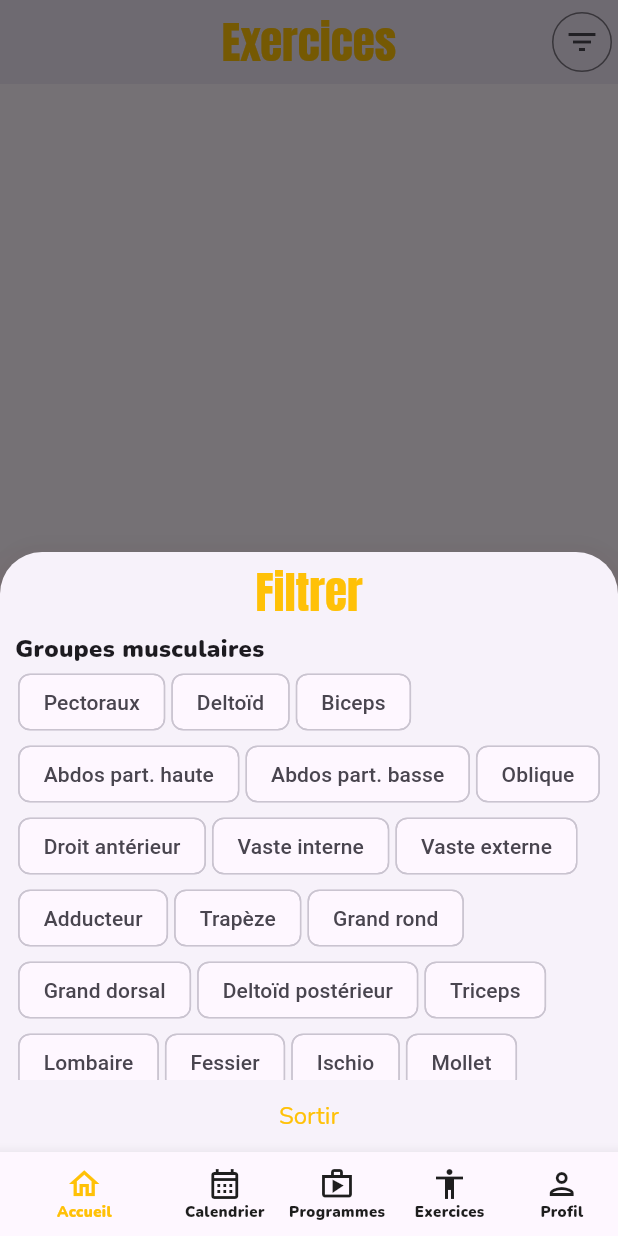
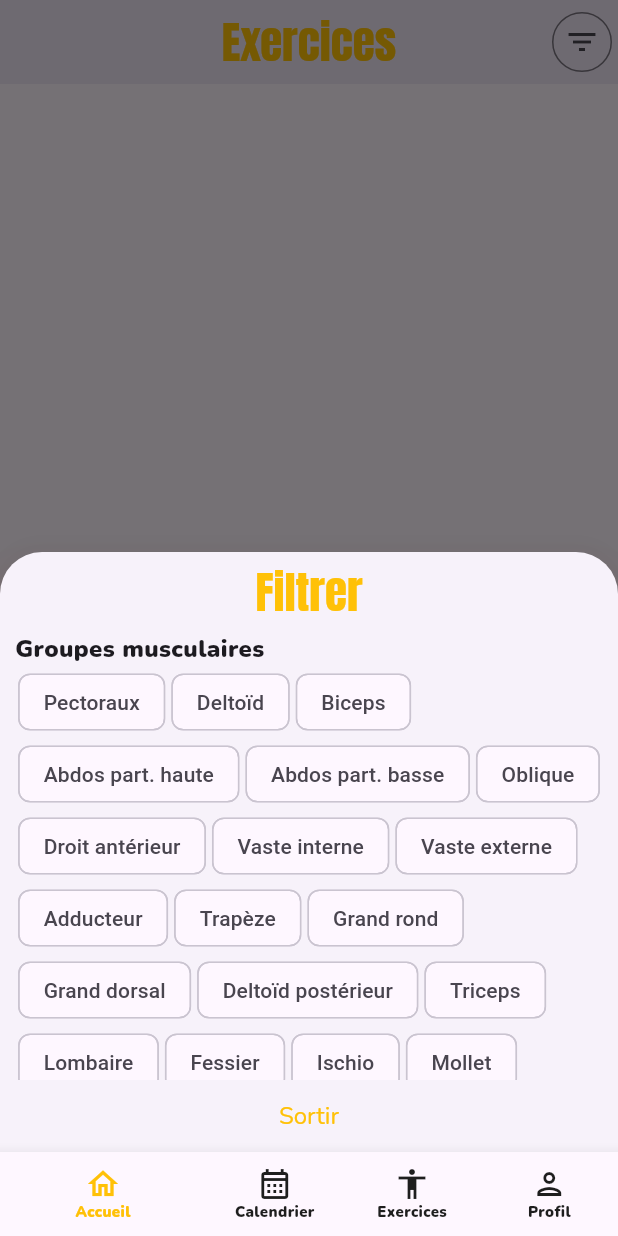
Before and after one commit to olivejp/fitness, a Flutter app: the ExercisePage screen opened by its route, after a tap on the "filter list" icon, on a phone screen of 412 x 824 dp. Run offline on Flutter 3.47's test engine with Material 2 defaults, Android fonts, the phone set to English and light mode, and no system bars; drawn by our look-alikes of oktoast; our stand-ins replace audioplayers, badges, cached_network_image, cloud_firestore, cloud_functions, connectivity_plus and 16 more; missing offline and left inert: fitness_domain, loading_animations; accounts and stored records are empty; statements that could not run were skipped.

Commit message:
Suppression de la navigation sur les programmes.

```diff
--- a/lib/fitness_router.dart
+++ b/lib/fitness_router.dart
@@ -6,7 +6,6 @@ import 'package:fitnc_user/page/exercice/exercice.page.dart';
 import 'package:fitnc_user/page/home/home.page.dart';
 import 'package:fitnc_user/page/login/login.page.dart';
 import 'package:fitnc_user/page/main/main.page.dart';
-import 'package:fitnc_user/page/my_programs/my_program.page.dart';
 import 'package:fitnc_user/page/profile/profile.page.dart';
 import 'package:fitnc_user/page/sign_up/sign-up.page.dart';
 import 'package:fitness_domain/service/auth.service.dart';
@@ -57,12 +56,6 @@ class FitnessRouter {
       icon: Icons.calendar_month_outlined,
       selectedIcon: Icons.calendar_month,
       direction: calendar,
-    ),
-    NavigationTarget(
-      label: 'programs',
-      icon: Icons.shop_outlined,
-      selectedIcon: Icons.shop,
-      direction: programs,
     ),
     NavigationTarget(
       label: 'exercises',
@@ -140,14 +133,6 @@ class FitnessRouter {
                 ),
               ),
               GoRoute(
-                path: programs,
-                pageBuilder: (context, state) => buildPageWithDefaultTransition(
-                  context: context,
-                  state: state,
-                  child: MyProgramsPage(),
-                ),
-              ),
-              GoRoute(
                 path: exercises,
                 pageBuilder: (context, state) => buildPageWithDefaultTransition(
                   context: context,
```
